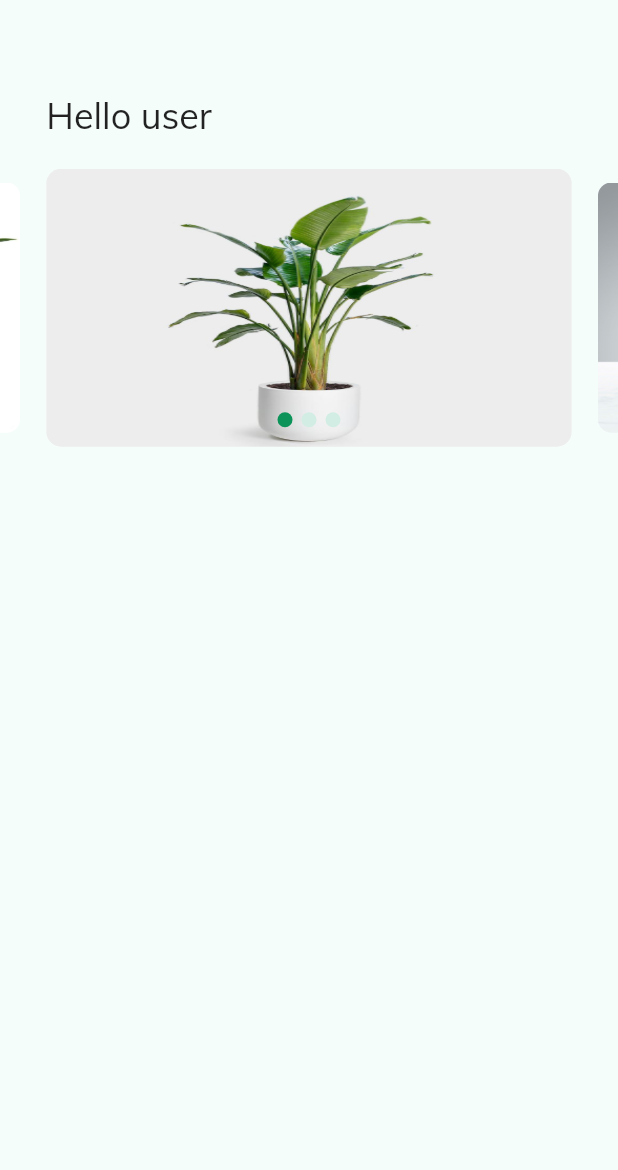
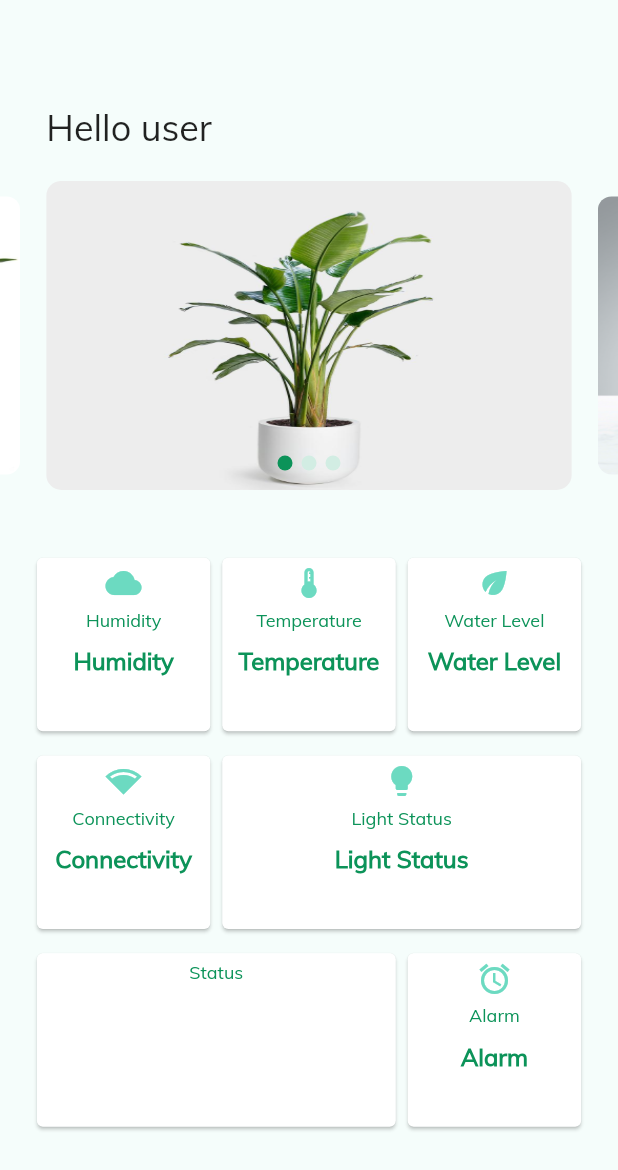
Before and after one commit to dinhkhanh412/happy_garden, a Flutter app: the screen it shows after launch, on a phone screen of 412 x 824 dp. Shown: the top 1170 px of the screen. Run offline on Flutter 3.47's test engine with Material 2 defaults, Android fonts, the phone set to English and light mode, and no system bars; our stand-ins replace flutter_swiper.

Commit message:
Almost Done Homepage

```diff
--- a/lib/ui/page/home/homepage.dart
+++ b/lib/ui/page/home/homepage.dart
@@ -1,5 +1,6 @@
 import 'package:flutter/material.dart';
 import 'package:happy_garden/ui/page/home/widget/ImageSwiper.dart';
+import 'package:happy_garden/ui/page/home/widget/ElementCard.dart';
 
 class HomeScreen extends StatefulWidget {
   final String UID;
@@ -15,10 +16,11 @@ class _HomeScreenState extends State<HomeScreen> {
   Widget build(BuildContext context) {
     return LayoutBuilder(builder: (context, constrains) {
       return Scaffold(
+        backgroundColor: Color(0xffF5FDFB),
         body: Column(
           children: <Widget>[
             SizedBox(
-              height: constrains.maxHeight * 0.075,
+              height: constrains.maxHeight * 0.085,
             ),
             Row(
               children: [
@@ -35,12 +37,73 @@ class _HomeScreenState extends State<HomeScreen> {
               height: constrains.maxHeight * 0.025,
             ),
             Container(
-              constraints: BoxConstraints.expand(height: constrains.maxHeight * 0.225),
+              constraints: BoxConstraints.expand(height: constrains.maxHeight * 0.25),
               child: imageSwiper(context, constrains),
+            ),
+            SizedBox(
+              height: constrains.maxHeight * 0.05,
+            ),
+            Row(
+              mainAxisAlignment: MainAxisAlignment.center,
+              crossAxisAlignment: CrossAxisAlignment.center,
+              children: [
+                Container(
+                  constraints: BoxConstraints.expand(
+                      height: constrains.maxWidth * 0.3, width: constrains.maxWidth * 0.3),
+                  child: card(context, "Humidity", Icons.cloud, "Love"),
+                ),
+                Container(
+                  constraints: BoxConstraints.expand(
+                      height: constrains.maxWidth * 0.3, width: constrains.maxWidth * 0.3),
+                  child: card(context, "Temperature", Icons.thermostat_sharp, "Love"),
+                ),
+                Container(
+                  constraints: BoxConstraints.expand(
+                      height: constrains.maxWidth * 0.3, width: constrains.maxWidth * 0.3),
+                  child: card(context, "Water Level", Icons.eco, "Love"),
+                )
+              ],
+            ),
+            SizedBox(
+              height: constrains.maxHeight * 0.01,
+            ),
+            Row(
+              mainAxisAlignment: MainAxisAlignment.center, //Center Row contents horizontally,
+              crossAxisAlignment: CrossAxisAlignment.center,
+              children: [
+                Container(
+                  constraints: BoxConstraints.expand(
+                      height: constrains.maxWidth * 0.3, width: constrains.maxWidth * 0.3),
+                  child: card(context, "Connectivity", Icons.network_wifi, "Love"),
+                ),
+                Container(
+                  constraints: BoxConstraints.expand(
+                      height: constrains.maxWidth * 0.3, width: constrains.maxWidth * 0.6),
+                  child: card(context, "Light Status", Icons.lightbulb, "Love"),
+                ),
+              ],
+            ),
+            SizedBox(
+              height: constrains.maxHeight * 0.01,
+            ),
+            Row(
+              mainAxisAlignment: MainAxisAlignment.center, //Center Row contents horizontally,
+              crossAxisAlignment: CrossAxisAlignment.center,
+              children: [
+                Container(
+                  constraints: BoxConstraints.expand(
+                      height: constrains.maxWidth * 0.3, width: constrains.maxWidth * 0.6),
+                  child: cardStat(context, "Light Status", Icons.lightbulb, "Love"),
+                ),
+                Container(
+                  constraints: BoxConstraints.expand(
+                      height: constrains.maxWidth * 0.3, width: constrains.maxWidth * 0.3),
+                  child: card(context, "Alarm", Icons.alarm, "Love"),
+                ),
+              ],
             ),
           ],
         ),
-        backgroundColor: Color(0xffF5FDFB),
       );
     });
   }
--- /dev/null
+++ b/lib/ui/page/home/widget/ElementCard.dart
@@ -0,0 +1,51 @@
+import 'package:flutter/material.dart';
+
+Padding card(context, String name, IconData icon, String status) {
+  return Padding(
+    padding: EdgeInsets.all(0.0),
+    child: Card(
+      child: Column(
+        children: [
+          SizedBox(height: 5),
+          Icon(
+            icon,
+            color: Color(0xff6CDAC1),
+            size: 24,
+          ),
+          SizedBox(height: 5),
+          Text(
+            name,
+            style: TextStyle(fontSize: 12, fontFamily: "Mulish", color: Color(0xff0C9359)),
+          ),
+          SizedBox(height: 10),
+          Text(
+            name,
+            style: TextStyle(
+                fontSize: 16,
+                fontFamily: "Mulish",
+                color: Color(0xff0C9359),
+                fontWeight: FontWeight.bold),
+          ),
+        ],
+      ),
+    ),
+  );
+}
+
+Padding cardStat(context, String name, IconData icon, String status) {
+  return Padding(
+    padding: EdgeInsets.all(0.0),
+    child: Card(
+      child: Column(
+        children: [
+          SizedBox(height: 5),
+          Text(
+            "Status",
+            style: TextStyle(fontSize: 12, fontFamily: "Mulish", color: Color(0xff0C9359)),
+          ),
+          SizedBox(height: 5),
+        ],
+      ),
+    ),
+  );
+}
```
